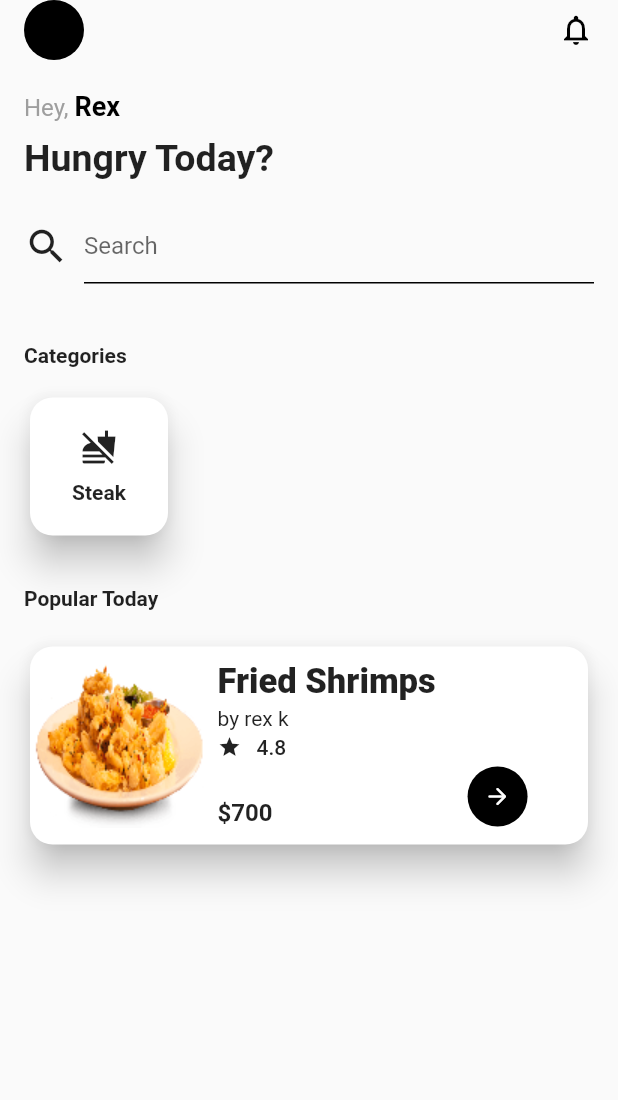
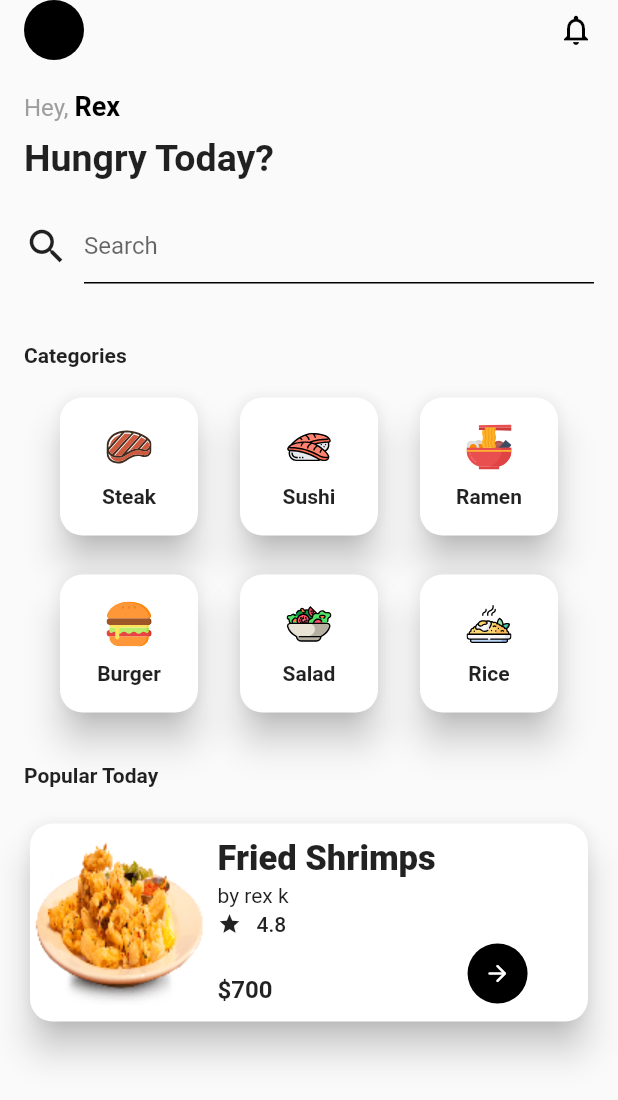
Before and after one commit to Rexsunon/eatz, a Flutter app: the screen it shows after launch, on a phone screen of 412 x 824 dp. Shown: the top 1100 px of the screen. Run offline on Flutter 3.47's test engine with Material 2 defaults, Android fonts, the phone set to English and light mode, and no system bars; our stand-ins replace flutter_svg.

Commit message:
Added svg icons to category widget

```diff
--- /dev/null
+++ b/lib/data/data.dart
@@ -0,0 +1,10 @@
+import 'package:eatz/utils/assets.dart';
+
+List<Map<String, String>> categoryList = [
+  {"icon": Assets.steak, "label": "Steak"},
+  {"icon": Assets.sushi, "label": "Sushi"},
+  {"icon": Assets.ramen, "label": "Ramen"},
+  {"icon": Assets.burger, "label": "Burger"},
+  {"icon": Assets.saladSvg, "label": "Salad"},
+  {"icon": Assets.rice, "label": "Rice"},
+];
--- a/lib/screens/home/components/category_card.dart
+++ b/lib/screens/home/components/category_card.dart
@@ -1,21 +1,46 @@
+import 'package:eatz/data/data.dart';
 import 'package:flutter/material.dart';
+import 'package:flutter_svg/flutter_svg.dart';
 
 class CategoryCard extends StatelessWidget {
-  const CategoryCard({Key? key, required this.icon, required this.label}) : super(key: key);
-
-  final Widget icon;
-  final String label;
+  const CategoryCard({Key? key}) : super(key: key);
 
   @override
   Widget build(BuildContext context) {
-    return Padding(
-      padding: const EdgeInsets.symmetric(horizontal: 16.0),
+    return Container(
+      padding: EdgeInsets.symmetric(horizontal: 16.0),
       child: Column(
         crossAxisAlignment: CrossAxisAlignment.start,
         children: [
-          Text('Categories', style: TextStyle(fontWeight: FontWeight.w700),),
+          Text(
+            'Categories',
+            style: TextStyle(fontWeight: FontWeight.w700),
+          ),
           SizedBox(height: 16.0),
-          Container(
+          Row(
+            mainAxisAlignment: MainAxisAlignment.spaceEvenly,
+            children: [
+              for (int i = 0; i < 3; i++)
+                // Map item = categoryList[i];
+                buildCategoryCard(i)
+            ],
+          ),
+          SizedBox(height: 18.0),
+          Row(
+            mainAxisAlignment: MainAxisAlignment.spaceEvenly,
+            children: [
+              for (int i = 3; i < categoryList.length; i++)
+              // Map item = categoryList[i];
+                buildCategoryCard(i)
+            ],
+          ),
+        ],
+      ),
+    );
+  }
+
+  Container buildCategoryCard(int i) {
+    return Container(
       width: 100.0,
       height: 100.0,
       child: Card(
@@ -26,14 +51,18 @@ class CategoryCard extends StatelessWidget {
         child: Column(
           mainAxisAlignment: MainAxisAlignment.center,
           children: [
-                  Icon(Icons.no_food),
+            SvgPicture.asset(
+              "${categoryList[i]['icon']}",
+              width: 30.0,
+              height: 30.0,
+            ),
             SizedBox(height: 10.0),
-                  Text(label, style: TextStyle(fontWeight: FontWeight.w600))
+            Text(
+              "${categoryList[i]['label']}",
+              style: TextStyle(fontWeight: FontWeight.w600),
+            ),
           ],
         ),
-            ),
-          ),
-        ],
       ),
     );
   }
--- a/lib/screens/home/home.dart
+++ b/lib/screens/home/home.dart
@@ -1,3 +1,4 @@
+import 'package:eatz/data/data.dart';
 import 'package:eatz/screens/home/components/dish_card.dart';
 import 'package:eatz/screens/home/components/greeting_header.dart';
 import 'package:eatz/screens/home/components/search_field.dart';
@@ -46,7 +47,7 @@ class _HomeState extends State<Home> {
               ),
             ),
             SliverToBoxAdapter(
-              child: CategoryCard(icon: Icon(Icons.no_food), label: 'Steak'),
+              child: CategoryCard(),
             ),
             SliverPadding(
               padding: EdgeInsets.symmetric(vertical: 30.0, horizontal: 16.0),
--- a/lib/utils/assets.dart
+++ b/lib/utils/assets.dart
@@ -1,6 +1,6 @@
 class Assets {
   static final String _img = "assets/images";
-  static final String _svg = "svgs/images";
+  static final String _svg = "assets/svgs";
 
   // Images
   static final String burger_1 = "$_img/burger1.png";
@@ -10,4 +10,12 @@ class Assets {
   static final String salad = "$_img/salad.png";
   static final String saladSteak = "$_img/salad-steak.png";
   static final String saladSteak_2 = "$_img/salad-steak2.png";
+
+  // Svgs
+  static final String burger = "$_svg/burger.svg";
+  static final String ramen = "$_svg/ramen.svg";
+  static final String rice = "$_svg/rice.svg";
+  static final String saladSvg = "$_svg/salad.svg";
+  static final String steak = "$_svg/steak.svg";
+  static final String sushi = "$_svg/sushi.svg";
 }
--- a/pubspec.yaml
+++ b/pubspec.yaml
@@ -49,7 +49,9 @@ flutter:
 
   # To add assets to your application, add an assets section, like this:
   assets:
+    - assets/
     - assets/images/
+    - assets/svgs/
     #   - images/a_dot_ham.jpeg
 
   # An image asset can refer to one or more resolution-specific "variants", see
```
Also changed, not shown: assets/svgs/burger.svg (added), assets/svgs/ramen.svg (added), assets/svgs/rice.svg (added), assets/svgs/salad.svg (added), assets/svgs/steak.svg (added), assets/svgs/sushi.svg (added). Lines whose indentation alone changed are shown as unchanged.
